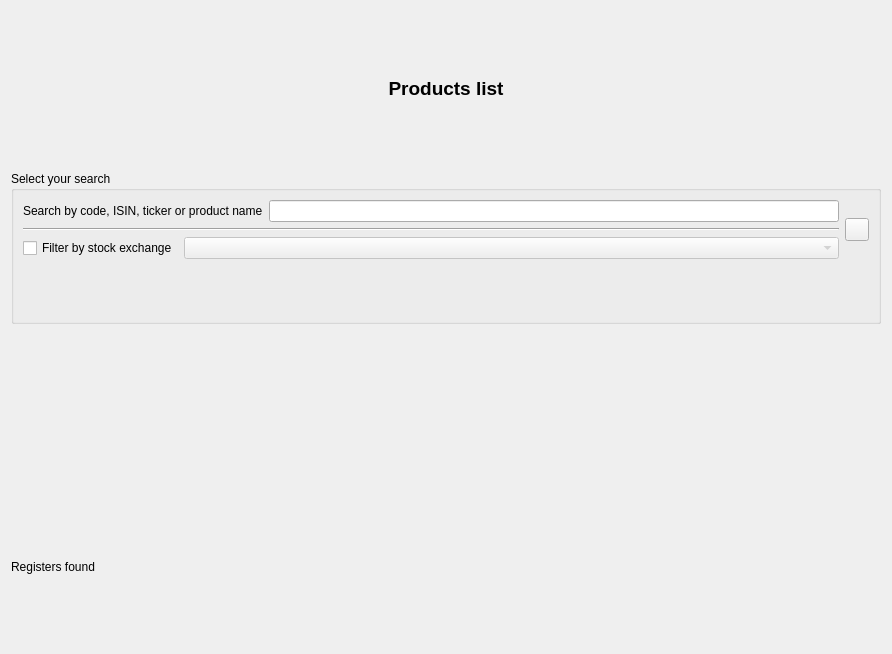
Above: xulpymoney/ui/wdgProducts.ui from turulomio/xulpymoney before the change. Below: the same form after it.
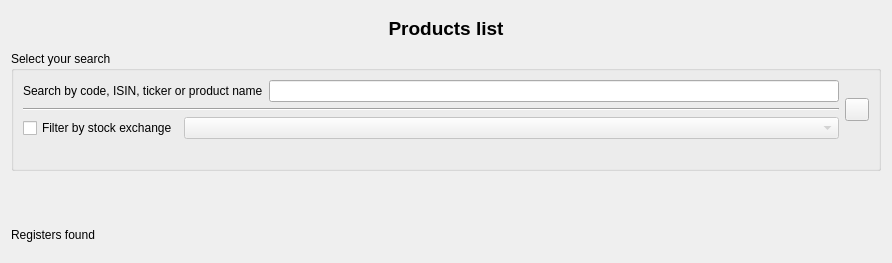
That is the form after the change. Icons and pictures are not drawn. Custom widgets are drawn as their Qt base class.

Patch:
```diff
--- a/xulpymoney/ui/wdgProducts.ui
+++ b/xulpymoney/ui/wdgProducts.ui
@@ -7,7 +7,7 @@
     <x>0</x>
     <y>0</y>
     <width>892</width>
-    <height>654</height>
+    <height>263</height>
    </rect>
   </property>
   <layout class="QHBoxLayout" name="horizontalLayout_4">
```
Left out of the diff: 64 changed lines with no effect on the pictures.
